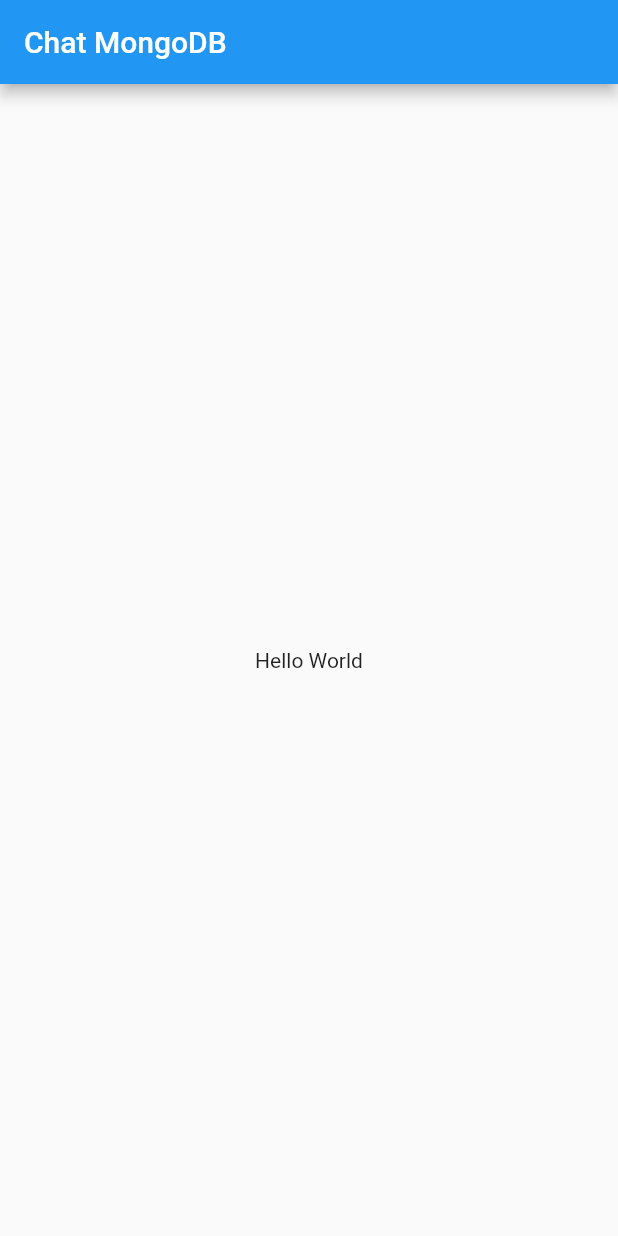
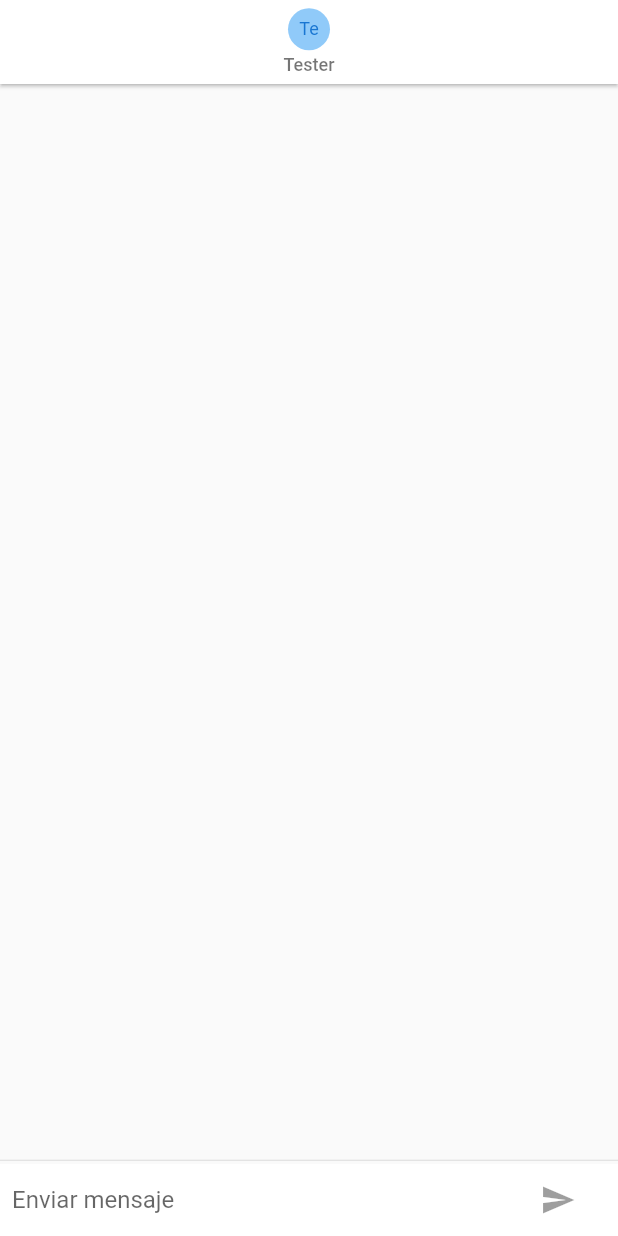
Before and after one commit to alejandra-torroba/flutter-chat-mongodb, a Flutter app: the screen it shows after launch, on a phone screen of 412 x 824 dp. Run offline on Flutter 3.47's test engine with Material 2 defaults, Android fonts, the phone set to English and light mode, and no system bars; our stand-ins replace pull_to_refresh.

Commit message:
Maquetación del chat en Flutter
Falta que se conecte a la base de datos para que se pueda navegar adecuadamente entre las diferentes pantallas.

```diff
--- a/lib/main.dart
+++ b/lib/main.dart
@@ -1,4 +1,7 @@
+
 import 'package:flutter/material.dart';
+
+import 'package:chat_mongodb/routes/routes.dart';
 
 void main() {
   runApp(const MyApp());
@@ -11,67 +14,12 @@ class MyApp extends StatelessWidget {
   Widget build(BuildContext context) {
     return MaterialApp(
       debugShowCheckedModeBanner: false,
-      title: 'Chat con MongoDB',
+      title: 'Chat MongoDB',
       theme: ThemeData(
         primarySwatch: Colors.blue,
       ),
-      home: Scaffold(
-        appBar: AppBar(
-          title: Text('Chat MongoDB'),
-        ),
-        body: Center(
-          child: Container(
-            child: Text('Hello World'),
-          ),
-        ),
-      ),
+      initialRoute: 'chat',
+      routes: appRoutes,
     );
   }
 }
-
-class MyHomePage extends StatefulWidget {
-  const MyHomePage({super.key, required this.title});
-
-  final String title;
-
-  @override
-  State<MyHomePage> createState() => _MyHomePageState();
-}
-
-class _MyHomePageState extends State<MyHomePage> {
-  int _counter = 0;
-
-  void _incrementCounter() {
-    setState(() {
-      _counter++;
-    });
-  }
-
-  @override
-  Widget build(BuildContext context) {
-    return Scaffold(
-      appBar: AppBar(
-        title: Text(widget.title),
-      ),
-      body: Center(
-        child: Column(
-          mainAxisAlignment: MainAxisAlignment.center,
-          children: <Widget>[
-            const Text(
-              'You have pushed the button this many times:',
-            ),
-            Text(
-              '$_counter',
-              style: Theme.of(context).textTheme.headlineMedium,
-            ),
-          ],
-        ),
-      ),
-      floatingActionButton: FloatingActionButton(
-        onPressed: _incrementCounter,
-        tooltip: 'Increment',
-        child: const Icon(Icons.add),
-      ),
-    );
-  }
-}
--- /dev/null
+++ b/lib/pages/chat_page.dart
@@ -0,0 +1,151 @@
+import 'dart:io';
+
+import 'package:flutter/cupertino.dart';
+import 'package:flutter/material.dart';
+
+import 'package:chat_mongodb/widgets/chat_messager.dart';
+
+class ChatPages extends StatefulWidget{
+  @override
+  State<ChatPages> createState() => _ChatPagesState();
+}
+
+class _ChatPagesState extends State<ChatPages> with TickerProviderStateMixin{     //TickerProviderStateMixin para trabajar con animaciones
+  final _textController = TextEditingController();
+  final _focusNode = FocusNode();
+  bool _write = false;
+  List<ChatMessager> _messages = [];
+
+  @override
+  Widget build(BuildContext context) {
+    return Scaffold(
+      appBar: AppBar(
+        backgroundColor: Colors.white,
+        title: Column(
+          children: [
+            CircleAvatar(
+              child: Text('Te', style: TextStyle(fontSize: 12),),
+              backgroundColor: Colors.blue[200],
+              maxRadius: 14,
+            ),
+            const SizedBox(height: 3,),
+            Text('Tester', style: TextStyle(color: Colors.black54, fontSize: 12),)
+          ],
+        ),
+        centerTitle: true,
+        elevation: 1,
+      ),
+      body: Container(
+        child: Column(
+          children: [
+            Flexible(
+              child: ListView.builder(
+                itemCount: _messages.length,
+                physics: BouncingScrollPhysics(),
+                itemBuilder: ( _ , i) => _messages[i],
+                reverse: true,
+              ),
+            ),
+
+            const Divider(
+              height: 5,
+            ),
+
+            Container(
+              color: Colors.white,
+              child: _inputChat(),
+            ),
+
+          ],
+        ),
+      ),
+    );
+  }
+
+  Widget _inputChat(){
+    return SafeArea(
+      child: Container(
+        margin: EdgeInsets.symmetric(horizontal: 8),
+        child: Row(
+          children: [
+            Flexible(
+              child: TextField(
+                controller: _textController,
+                onSubmitted: _handleSubmit, //Función al pulsar el enter
+                onChanged: ( String texto ){
+                  setState(() {
+                    if(texto.trim().length > 0){
+                      _write = true;
+                    }else {
+                      _write = false;
+                    }
+                  });
+                },
+                decoration: InputDecoration.collapsed(
+                  hintText: 'Enviar mensaje',
+                ),
+                focusNode: _focusNode,
+              ),
+            ),
+
+            Container(
+              margin: EdgeInsets.symmetric(horizontal: 4),
+              child: Platform.isIOS?
+                CupertinoButton(
+                    child: Text('Enviar'),
+                    onPressed: _write?
+                        () => _handleSubmit(_textController.text):
+                        null,
+                ):
+                Container(
+                  margin: EdgeInsets.symmetric(horizontal: 4),
+                  child: IconTheme(
+                    data: IconThemeData(color: Colors.blue),
+                    child: IconButton(
+                      highlightColor: Colors.transparent,
+                      splashColor: Colors.transparent,
+                      icon: Icon(Icons.send),
+                      onPressed: _write?
+                          () => _handleSubmit(_textController.text):
+                          null,
+                    ),
+                  )
+                ),
+            )
+          ],
+        ),
+      ),
+    );
+  }
+
+  _handleSubmit(String text){
+
+    if(text.length == 0) return;
+
+    _textController.clear();      //Limpia la caja del texto
+    _focusNode.requestFocus();    //Cuando el usuario pulsa 'enter' no se quita el teclado
+
+    final newMessage = ChatMessager(
+      text: text,
+      uid: '123',
+      animationController: AnimationController(vsync: this, duration: Duration(milliseconds: 400)),
+    );
+    _messages.insert(0, newMessage);
+    newMessage.animationController.forward();   //Comenzar la animación
+    setState(() {
+      _write = false;
+    });
+  }
+
+  @override
+  void dispose() {
+    // TODO: Off del socket
+
+    for( ChatMessager messager in _messages ){    //Para limpiar los Animation Controller
+      messager.animationController.dispose();
+    }
+
+    super.dispose();
+  }
+
+}
--- a/pubspec.yaml
+++ b/pubspec.yaml
@@ -14,6 +14,7 @@ dependencies:
     sdk: flutter
 
   cupertino_icons: ^1.0.2
+  pull_to_refresh: ^2.0.0
 
 dev_dependencies:
   flutter_test:
@@ -21,6 +22,7 @@ dev_dependencies:
 
   flutter_lints: ^2.0.0
 
+
 flutter:
 
   uses-material-design: true
```
Also changed, not shown: lib/models/user.dart (added, +14 -0 lines), lib/pages/loading_page.dart (added, +12 -0 lines), lib/pages/login_page.dart (added, +78 -0 lines), lib/pages/signup_page.dart (added, +86 -0 lines), lib/pages/users_pages.dart (added, +82 -0 lines), lib/routes/routes.dart (added, +17 -0 lines), lib/widgets/button.dart (added, +27 -0 lines), lib/widgets/chat_messager.dart (added, +68 -0 lines), lib/widgets/custom_input.dart (added, +46 -0 lines), lib/widgets/label.dart (added, +24 -0 lines), lib/widgets/logo.dart (added, +27 -0 lines), pubspec.lock.
